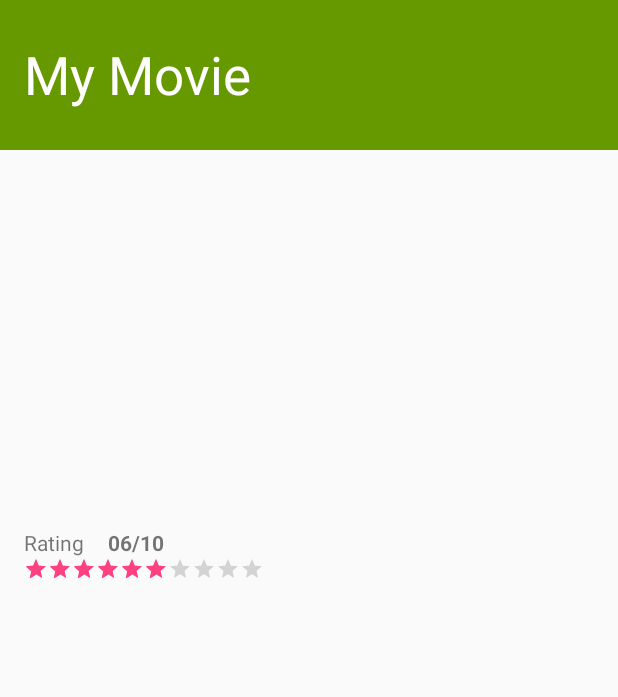
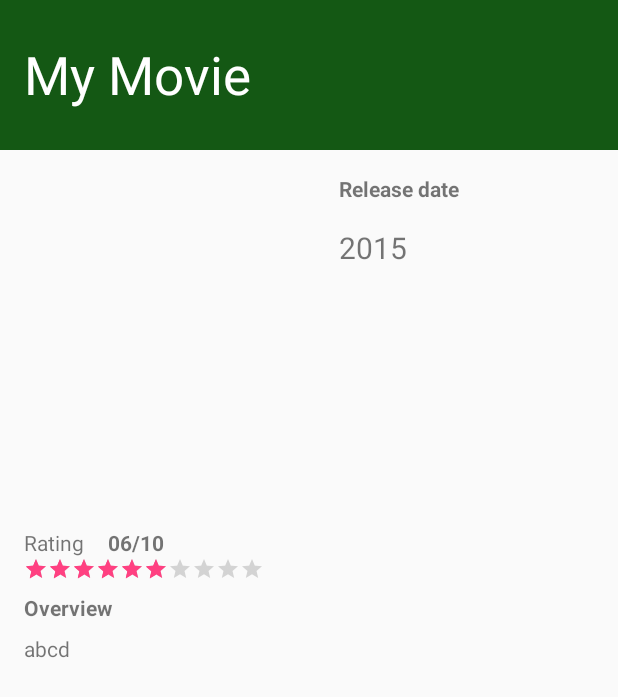
Before and after one commit to Tarun416/Movies, an Android app: the layout movie_details_fragment.xml on its own in the app's theme, with its tools: preview values and no code run, on a phone screen of 412 x 824 dp. Shown: the top 697 px of the screen. Run offline under Robolectric (Android 15) with nearby library versions, the phone set to English and light mode, and no system bars.

Commit message:
detail activity done

```diff
--- a/app/src/main/java/com/example/hp/movies/fragment/MovieDetailsFragment.java
+++ b/app/src/main/java/com/example/hp/movies/fragment/MovieDetailsFragment.java
@@ -7,6 +7,7 @@ import android.view.LayoutInflater;
 import android.view.View;
 import android.view.ViewGroup;
 import android.widget.ImageView;
+import android.widget.RatingBar;
 import android.widget.TextView;
 
 import com.example.hp.movies.R;
@@ -30,6 +31,12 @@ public class MovieDetailsFragment extends Fragment {
     TextView tv;
     @Bind(R.id.rating)
     TextView rating;
+    @Bind(R.id.ratingbar)
+    RatingBar ratingBar;
+    @Bind(R.id.releasedate)
+    TextView releasedate;
+    @Bind(R.id.over)
+    TextView overview;
 
 
 
@@ -58,6 +65,12 @@ public class MovieDetailsFragment extends Fragment {
         tv.setText(results.getOriginal_title());
         rating.setText(results.getVote_average() + "/" + "10");
 
+        float d=Float.parseFloat(results.getVote_average());
+//        ratingBar.setNumStars(Integer.parseInt(results.getVote_average()));
+        ratingBar.setRating(d);
+        releasedate.setText(results.getRelease_date());
+        overview.setText(results.getOverview());
+
 
 
 
--- a/app/src/main/res/layout/movie_details_fragment.xml
+++ b/app/src/main/res/layout/movie_details_fragment.xml
@@ -33,7 +33,7 @@ tools:context="com.example.hp.movies.fragment.MovieDetailsFragment">
         android:layout_width="match_parent"
         android:layout_height="match_parent"
         android:id="@+id/movieImageView"
-        android:background="@android:color/holo_green_dark"/>
+        android:background="@color/greend"/>
 
 
 
@@ -72,16 +72,33 @@ tools:context="com.example.hp.movies.fragment.MovieDetailsFragment">
             android:layout_width="150dp"
             android:layout_height="220dp"
             android:id="@+id/image"
-            android:layout_marginRight="@dimen/margin16"
+            android:layout_marginRight="60dp"
             android:layout_marginTop="@dimen/marginTop"
             android:layout_marginLeft="@dimen/activity_vertical_margin"/>
 
+        <TextView
+            android:id="@+id/releasedaetext"
+            android:layout_alignTop="@+id/image"
+            android:text="Release date"
+            android:layout_toRightOf="@+id/image"
+            android:textStyle="bold"
+
+
+            android:layout_width="wrap_content"
+            android:layout_height="wrap_content" />
+
 
         <TextView
+            android:layout_below="@+id/releasedaetext"
+            android:id="@+id/releasedate"
             android:layout_width="wrap_content"
             android:layout_height="wrap_content"
             android:text="2015"
-            android:layout_toRightOf="@+id/flayout"/>
+            android:layout_marginTop="@dimen/margin16"
+
+            android:layout_toRightOf="@id/image"
+            android:textSize="20dp"
+           />
 
 
 
@@ -120,13 +137,31 @@ tools:context="com.example.hp.movies.fragment.MovieDetailsFragment">
             android:layout_height="wrap_content"
             android:layout_below="@+id/rating"
             android:numStars="10"
-            android:stepSize="1"
+            android:stepSize="0.01"
             android:rating="6"
             android:isIndicator="true"/>
 
 
+        <TextView
+            android:id="@+id/overview"
+            android:layout_width="wrap_content"
+            android:layout_height="wrap_content"
+            android:layout_below="@+id/ratingbar"
+            android:text="Overview"
+            android:textStyle="bold"
+            android:layout_marginTop="@dimen/margin8"
+            android:layout_marginLeft="@dimen/activity_vertical_margin"/>
 
 
+
+        <TextView
+            android:id="@+id/over"
+            android:layout_width="wrap_content"
+            android:layout_height="wrap_content"
+            android:layout_below="@+id/overview"
+            android:layout_marginTop="@dimen/margin8"
+            android:text="abcd"
+            android:layout_marginLeft="@dimen/activity_vertical_margin"/>
 
 
 
--- a/app/src/main/res/values/colors.xml
+++ b/app/src/main/res/values/colors.xml
@@ -1,7 +1,9 @@
 <?xml version="1.0" encoding="utf-8"?>
 <resources>
-    <color name="colorPrimary">#3F51B5</color>
-    <color name="colorPrimaryDark">#303F9F</color>
+    <color name="colorPrimary">#000000</color>
+    <color name="colorPrimaryDark">#000000</color>
     <color name="colorAccent">#FF4081</color>
     <color name="transparent_black">#58000000</color>
+    <color name="green">#006400</color>
+    <color name="greend">#145814</color>
 </resources>
```
